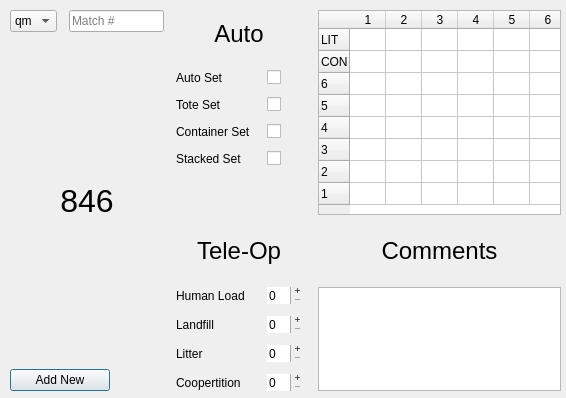
Above: Dialogs/add_window.ui from Alexanders101/FIRST-Match-Scouter before the change. Below: the same form after it.
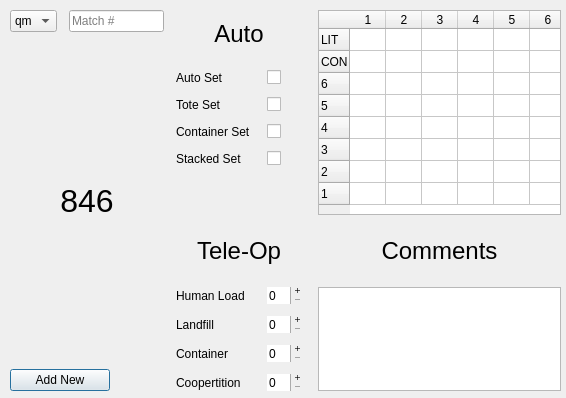
That is the form after the change.

The edit to the form file:
```diff
--- a/Dialogs/add_window.ui
+++ b/Dialogs/add_window.ui
@@ -114,7 +114,7 @@
       <item row="9" column="0">
        <widget class="QLabel" name="label_39">
         <property name="text">
-         <string>Litter</string>
+         <string>Container</string>
         </property>
        </widget>
       </item>
```
Left out of the diff: 3 changed lines with no effect on the pictures.
